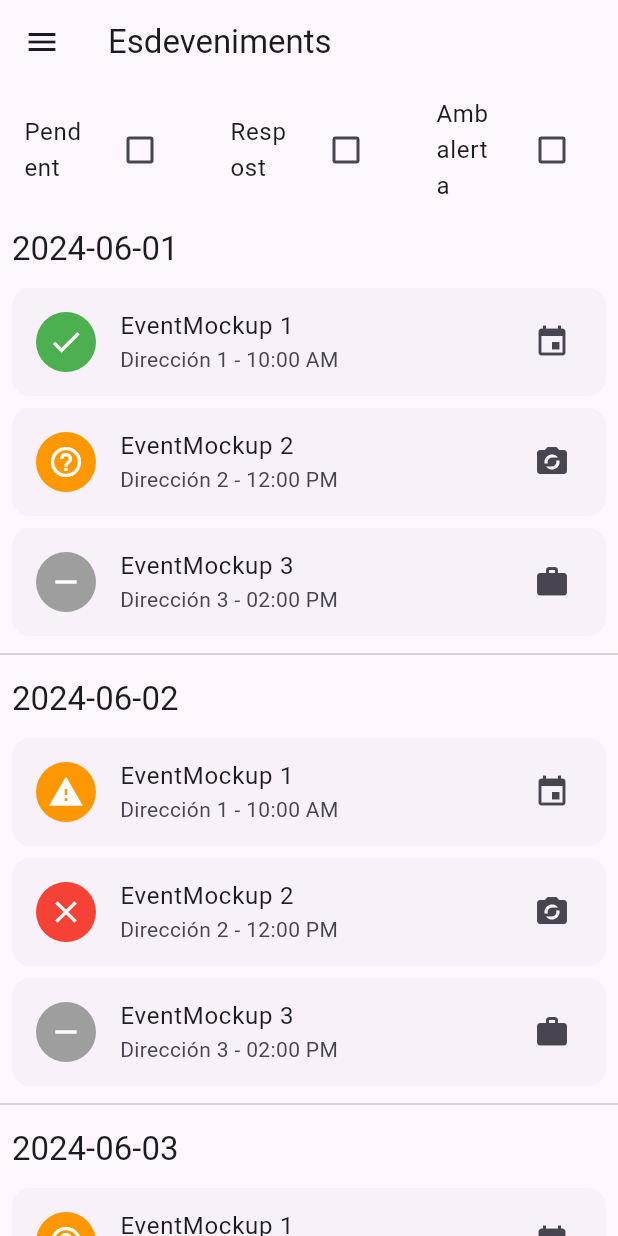
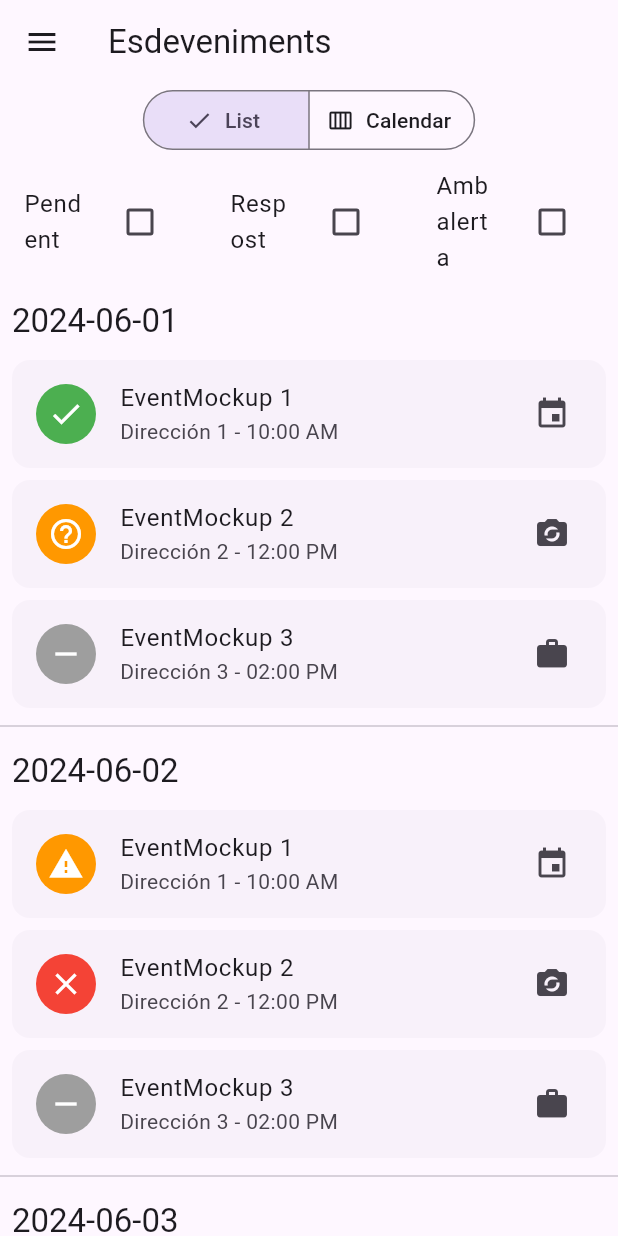
Before and after one commit to AssociacioFemPinya/mobile, a Flutter app: the EventsPage screen opened by its route, on a phone screen of 412 x 824 dp. Run offline on Flutter 3.47's test engine with Material 3 defaults, Android fonts, the phone set to English and light mode, and no system bars; our stand-ins replace equatable, flutter_bloc.

Commit message:
last changes

```diff
--- a/lib/features/events/presentation/pages/events_page.dart
+++ b/lib/features/events/presentation/pages/events_page.dart
@@ -1,4 +1,5 @@
 import 'package:fempinya3_flutter_app/features/events/domain/entities/mockup.dart';
+import 'package:fempinya3_flutter_app/features/events/presentation/widgets/events_view_mode.dart';
 import 'package:flutter/material.dart';
 import 'package:fempinya3_flutter_app/features/menu/presentation/widgets/menu_widget.dart';
 import 'package:flutter_bloc/flutter_bloc.dart';
@@ -45,38 +46,15 @@ class EventsPage extends StatelessWidget {
     return BlocProvider(
       create: (context) => StatusFilterBloc(dateEvents),
       child: Scaffold(
-        appBar: AppBar(title: const Text('Esdeveniments')),
+        appBar: AppBar(
+          title: const Text('Esdeveniments'),
+        ),
         drawer: MenuWidget(),
         body: Column(
           children: [
-            //SegmentedButton(context),
-            BlocBuilder<StatusFilterBloc, StatusFilterState>(
-              builder: (context, state) {
-                return Row(
-                  mainAxisAlignment: MainAxisAlignment.spaceEvenly,
-                  children: [
-                    buildEventStatusCheckbox(state.showUndefined, 'Pendent',
-                        (value) {
-                      context
-                          .read<StatusFilterBloc>()
-                          .add(StatusUndefined(value!));
-                    }),
-                    buildEventStatusCheckbox(state.showAnswered, 'Respost',
-                        (value) {
-                      context
-                          .read<StatusFilterBloc>()
-                          .add(StatusAnswered(value!));
-                    }),
-                    buildEventStatusCheckbox(state.showWarning, 'Amb alerta',
-                        (value) {
-                      context
-                          .read<StatusFilterBloc>()
-                          .add(StatusWarning(value!));
-                    }),
-                  ],
-                );
-              },
-            ),
+            //filtersButton(context), // Filter by tags shouldn't be necessary
+            const EventsViewModeWidged(),
+            statusFilters(),
             Expanded(child: eventList())
           ],
         ),
@@ -84,30 +62,87 @@ class EventsPage extends StatelessWidget {
     );
   }
 
-//   Widget SegmentedButton(context) {
-//     return SegmentedButton<String>(
-//       segments: const <ButtonSegment<String>>[
-//         ButtonSegment<Calendar>(
-//             value: Calendar.day,
-//             label: Text('Day'),
-//             icon: Icon(Icons.calendar_view_day)),
-//         ButtonSegment<Calendar>(
-//             value: Calendar.week,
-//             label: Text('Week'),
-//             icon: Icon(Icons.calendar_view_week)),
-//       ],
-//       selected: <Calendar>{calendarView},
-//       onSelectionChanged: (Set<Calendar> newSelection) {
-//         setState(() {
-//           // By default there is only a single segment that can be
-//           // selected at one time, so its value is always the first
-//           // item in the selected set.
-//           calendarView = newSelection.first;
-//         });
-//       },
-//     );
-//   }
-// }
+  // Padding filtersButton(BuildContext context) {
+  //   return Padding(
+  //           padding: const EdgeInsets.all(8.0),
+  //           child: Align(
+  //             alignment: Alignment.centerRight,
+  //             child: buildFilterButton(context),
+  //           ),
+  //         );
+  // }
+
+  // /// Builds a filter button with a dropdown menu
+  // Widget buildFilterButton(BuildContext context) {
+  //   return PopupMenuButton<String>(
+  //     icon: Icon(Icons.filter_list), // The filter icon
+  //     onSelected: (String result) {
+  //       // Handle the selection
+  //       switch (result) {
+  //         case 'All':
+  //           // TODO: Add your filter logic for 'All'
+  //           break;
+  //         case 'Accepted':
+  //           // TODO: Add your filter logic for 'Accepted'
+  //           break;
+  //         case 'Declined':
+  //           // TODO: Add your filter logic for 'Declined'
+  //           break;
+  //         case 'Unknown':
+  //           // TODO: Add your filter logic for 'Unknown'
+  //           break;
+  //         case 'Warning':
+  //           // TODO: Add your filter logic for 'Warning'
+  //           break;
+  //       }
+  //     },
+  //     itemBuilder: (BuildContext context) {
+  //       return [
+  //         PopupMenuItem<String>(
+  //           value: 'All',
+  //           child: Text('All'),
+  //         ),
+  //         PopupMenuItem<String>(
+  //           value: 'Accepted',
+  //           child: Text('Accepted'),
+  //         ),
+  //         PopupMenuItem<String>(
+  //           value: 'Declined',
+  //           child: Text('Declined'),
+  //         ),
+  //         PopupMenuItem<String>(
+  //           value: 'Unknown',
+  //           child: Text('Unknown'),
+  //         ),
+  //         PopupMenuItem<String>(
+  //           value: 'Warning',
+  //           child: Text('Warning'),
+  //         ),
+  //       ];
+  //     },
+  //   );
+  // }
+
+  BlocBuilder<StatusFilterBloc, StatusFilterState> statusFilters() {
+    return BlocBuilder<StatusFilterBloc, StatusFilterState>(
+      builder: (context, state) {
+        return Row(
+          mainAxisAlignment: MainAxisAlignment.spaceEvenly,
+          children: [
+            buildEventStatusCheckbox(state.showUndefined, 'Pendent', (value) {
+              context.read<StatusFilterBloc>().add(StatusUndefined(value!));
+            }),
+            buildEventStatusCheckbox(state.showAnswered, 'Respost', (value) {
+              context.read<StatusFilterBloc>().add(StatusAnswered(value!));
+            }),
+            buildEventStatusCheckbox(state.showWarning, 'Amb alerta', (value) {
+              context.read<StatusFilterBloc>().add(StatusWarning(value!));
+            }),
+          ],
+        );
+      },
+    );
+  }
 
   Expanded buildEventStatusCheckbox(
       bool value, String title, Function(bool?) onChanged) {
--- /dev/null
+++ b/lib/features/events/presentation/widgets/events_view_mode.dart
@@ -0,0 +1,39 @@
+import 'package:flutter/material.dart';
+
+enum EventsViewMode { list, calendar }
+
+class EventsViewModeWidged extends StatefulWidget {
+  const EventsViewModeWidged({super.key});
+
+  @override
+  State<EventsViewModeWidged> createState() => _SingleChoiceState();
+}
+
+class _SingleChoiceState extends State<EventsViewModeWidged> {
+  EventsViewMode eventsViewMode = EventsViewMode.list;
+
+  @override
+  Widget build(BuildContext context) {
+    return SegmentedButton<EventsViewMode>(
+      segments: const <ButtonSegment<EventsViewMode>>[
+        ButtonSegment<EventsViewMode>(
+            value: EventsViewMode.list,
+            label: Text('List'),
+            icon: Icon(Icons.format_list_bulleted)),
+        ButtonSegment<EventsViewMode>(
+            value: EventsViewMode.calendar,
+            label: Text('Calendar'),
+            icon: Icon(Icons.calendar_view_week)),
+      ],
+      selected: <EventsViewMode>{eventsViewMode},
+      onSelectionChanged: (Set<EventsViewMode> newSelection) {
+        setState(() {
+          // By default there is only a single segment that can be
+          // selected at one time, so its value is always the first
+          // item in the selected set.
+          eventsViewMode = newSelection.first;
+        });
+      },
+    );
+  }
+}
```
